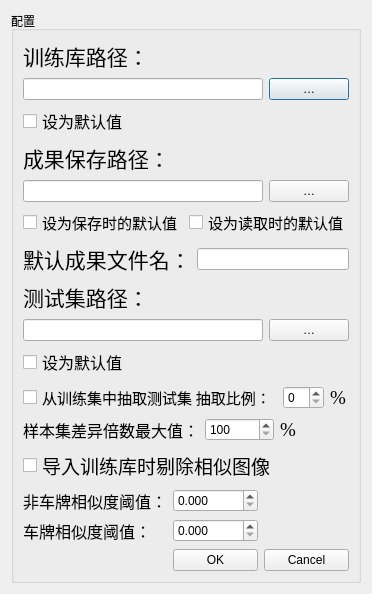
969256235/SVMTrainningTool, file plateproperty.ui: the form before one commit.
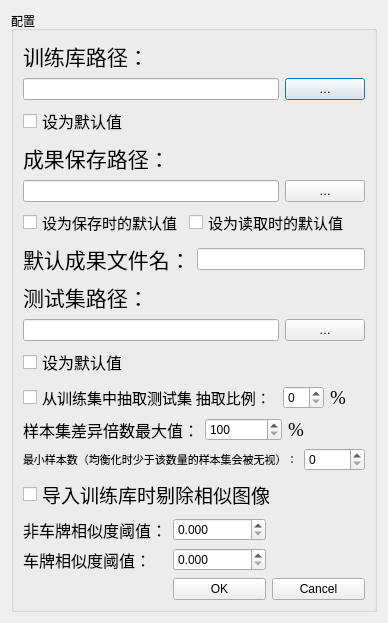
The form after the commit.

What changed in the file:
```diff
--- a/plateproperty.ui
+++ b/plateproperty.ui
@@ -7,7 +7,7 @@
     <x>0</x>
     <y>0</y>
     <width>362</width>
-    <height>548</height>
+    <height>573</height>
    </rect>
   </property>
   <property name="windowTitle">
@@ -259,6 +259,33 @@
         </item>
        </layout>
       </item>
+      <item>
+       <layout class="QHBoxLayout" name="horizontalLayout_2">
+        <item>
+         <widget class="QLabel" name="minPlateSampleLabel">
+          <property name="font">
+           <font>
+            <family>Times New Roman</family>
+            <pointsize>8</pointsize>
+           </font>
+          </property>
+          <property name="text">
+           <string>最小样本数（均衡化时少于该数量的样本集会被无视）：</string>
+          </property>
+         </widget>
+        </item>
+        <item>
+         <widget class="QSpinBox" name="minPlateSampleBox">
+          <property name="maximum">
+           <number>65535</number>
+          </property>
+          <property name="singleStep">
+           <number>50</number>
+          </property>
+         </widget>
+        </item>
+       </layout>
+      </item>
       <item>
        <widget class="QCheckBox" name="similarytyCheck">
         <property name="font">
```
